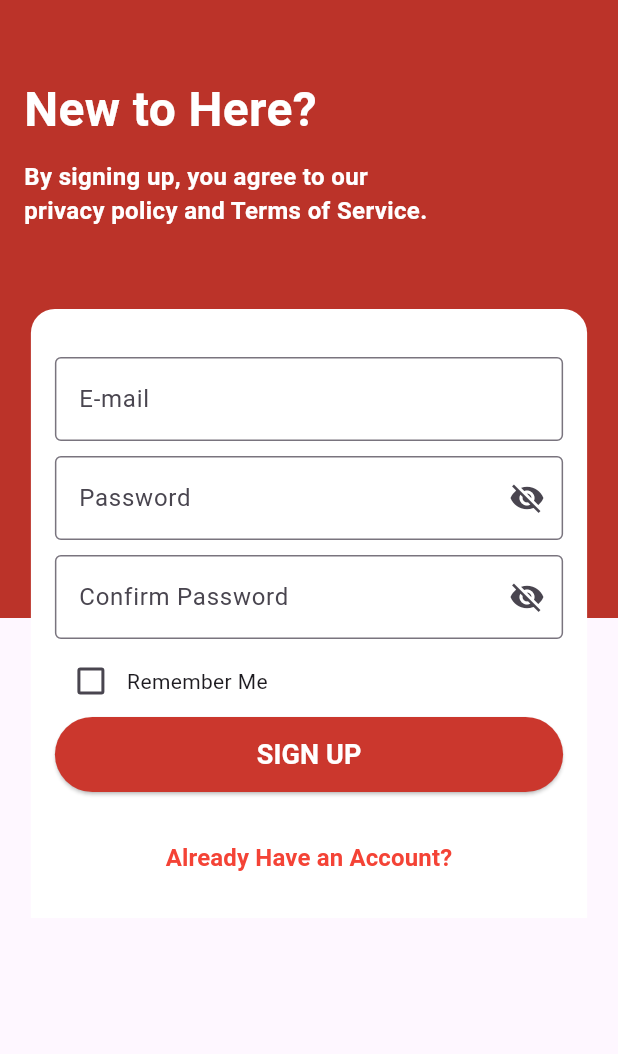
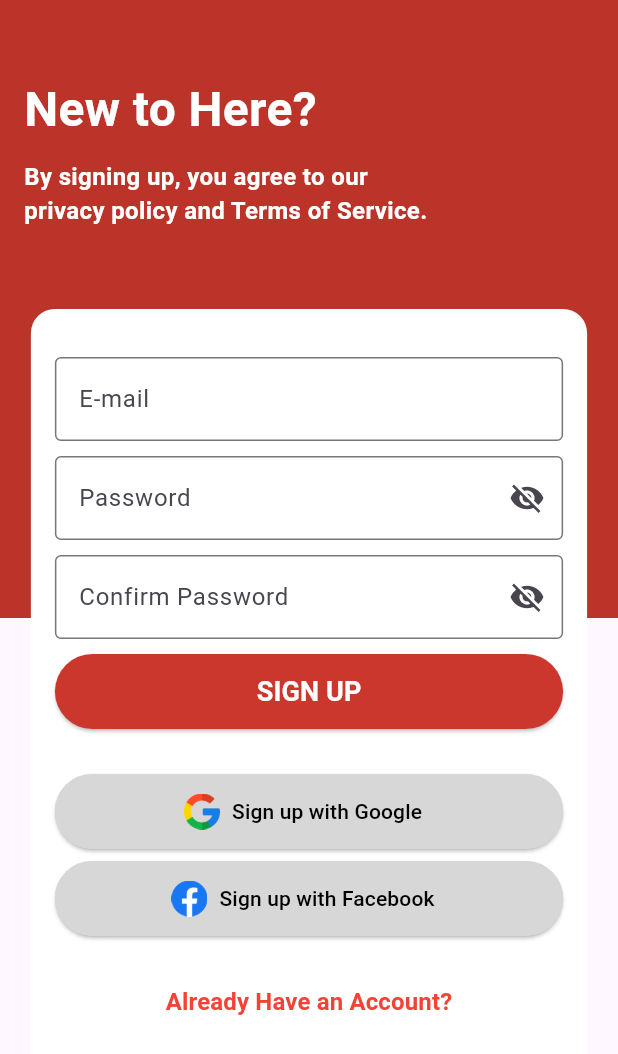
Before and after one commit to anukaishara/WWNapp, a Flutter app: the SignUpScreen screen opened directly, on a phone screen of 412 x 824 dp. Shown: the top 1054 px of the screen. Run offline on Flutter 3.47's test engine with Material 3 defaults, Android fonts, the phone set to English and light mode, and no system bars; our stand-ins replace firebase_auth, firebase_core, google_sign_in, shared_preferences; missing offline and left inert: flutter_facebook_auth, mailer; accounts and stored records are empty.

Commit message:
OTP Verification

```diff
--- a/lib/screens/sign_up_screen.dart
+++ b/lib/screens/sign_up_screen.dart
@@ -1,7 +1,9 @@
 import 'package:flutter/material.dart';
 import 'package:firebase_auth/firebase_auth.dart';
-import 'package:shared_preferences/shared_preferences.dart';
-import 'sign_in_screen.dart'; // Import Sign-In Screen
+import 'otp_verification_screen.dart'; // Import OTP Verification Screen
+import '../services/google_auth_service.dart'; // Import Google Auth Service
+import '../services/facebook_auth_service.dart'; // Import Facebook Auth Service
+import 'home_screen.dart'; // Import Home Screen
 
 class SignUpScreen extends StatefulWidget {
   const SignUpScreen({super.key});
@@ -13,28 +15,17 @@
 class _SignUpScreenState extends State<SignUpScreen> {
   final TextEditingController _emailController = TextEditingController();
   final TextEditingController _passwordController = TextEditingController();
-  final TextEditingController _confirmPasswordController = TextEditingController();
-  bool _rememberMe = false; // Tracks "Remember Me" checkbox
-  bool _isPasswordVisible = false; // Show/hide password toggle for password field
-  bool _isConfirmPasswordVisible = false; // Show/hide password toggle for confirm password field
-
-  // Save credentials to SharedPreferences for "Remember Me"
-  Future<void> _saveCredentials() async {
-    final prefs = await SharedPreferences.getInstance();
-    if (_rememberMe) {
-      await prefs.setString('email', _emailController.text.trim());
-      await prefs.setString('password', _passwordController.text.trim());
-      await prefs.setBool('rememberMe', true);
-    } else {
-      await prefs.remove('email');
-      await prefs.remove('password');
-      await prefs.remove('rememberMe');
-    }
-  }
+  final TextEditingController _confirmPasswordController =
+      TextEditingController();
+  bool _isPasswordVisible =
+      false; // Show/hide password toggle for password field
+  bool _isConfirmPasswordVisible =
+      false; // Show/hide password toggle for confirm password field
 
   Future<void> _signUp() async {
     // Check if passwords match
-    if (_passwordController.text.trim() != _confirmPasswordController.text.trim()) {
+    if (_passwordController.text.trim() !=
+        _confirmPasswordController.text.trim()) {
       ScaffoldMessenger.of(context).showSnackBar(
         const SnackBar(content: Text("Passwords do not match")),
       );
@@ -43,26 +34,69 @@
 
     try {
       // Create account using Firebase Authentication
-      await FirebaseAuth.instance.createUserWithEmailAndPassword(
+      UserCredential userCredential =
+          await FirebaseAuth.instance.createUserWithEmailAndPassword(
         email: _emailController.text.trim(),
         password: _passwordController.text.trim(),
       );
 
-      // Save credentials for "Remember Me"
-      await _saveCredentials();
+      ScaffoldMessenger.of(context).showSnackBar(const SnackBar(
+          content:
+              Text("Sign-Up Successful! Redirecting to OTP Verification...")));
 
-      ScaffoldMessenger.of(context).showSnackBar(
-        const SnackBar(content: Text("Sign Up Successful!")),
-      );
-
-      // Navigate to Sign-In Screen
+      // Navigate to OTP Verification Screen
       Navigator.pushReplacement(
         context,
-        MaterialPageRoute(builder: (context) => const SignInScreen()),
+        MaterialPageRoute(
+          builder: (context) =>
+              OtpVerificationScreen(email: _emailController.text.trim()),
+        ),
       );
     } catch (e) {
       ScaffoldMessenger.of(context).showSnackBar(
         SnackBar(content: Text("Sign Up Failed: $e")),
+      );
+    }
+  }
+
+  // Google Sign-In Logic
+  Future<void> _signInWithGoogle() async {
+    try {
+      final user = await GoogleAuthService().signInWithGoogle();
+      if (user != null) {
+        ScaffoldMessenger.of(context).showSnackBar(
+          SnackBar(content: Text("Signed in as ${user.displayName}")),
+        );
+        // Navigate to HomeScreen after successful sign-in
+        Navigator.pushReplacement(
+          context,
+          MaterialPageRoute(builder: (context) => const HomeScreen()),
+        );
+      }
+    } catch (e) {
+      ScaffoldMessenger.of(context).showSnackBar(
+        SnackBar(content: Text("Google Sign-In Failed: $e")),
+      );
+    }
+  }
+
+  // Facebook Sign-In Logic
+  Future<void> _signInWithFacebook() async {
+    try {
+      final user = await FacebookAuthService().signInWithFacebook();
+      if (user != null) {
+        ScaffoldMessenger.of(context).showSnackBar(
+          SnackBar(content: Text("Signed in as ${user.displayName}")),
+        );
+        // Navigate to HomeScreen after successful sign-in
+        Navigator.pushReplacement(
+          context,
+          MaterialPageRoute(builder: (context) => const HomeScreen()),
+        );
+      }
+    } catch (e) {
+      ScaffoldMessenger.of(context).showSnackBar(
+        SnackBar(content: Text("Facebook Sign-In Failed: $e")),
       );
     }
   }
@@ -72,18 +106,17 @@
     return Scaffold(
       body: Stack(
         children: [
-          // Red background header
           Positioned(
             top: 0,
             left: 0,
             right: 0,
             child: Container(
-              height: MediaQuery.of(context).size.height / 2, // 50% of screen height
-              color: const Color.fromARGB(255, 187, 51, 41), // Solid red color
+              height: MediaQuery.of(context).size.height / 2,
+              color: const Color.fromARGB(255, 187, 51, 41),
               child: const Column(
                 crossAxisAlignment: CrossAxisAlignment.start,
                 children: [
-                  SizedBox(height: 50), // Space from the top of the screen
+                  SizedBox(height: 50),
                   Padding(
                     padding: EdgeInsets.symmetric(horizontal: 16.0),
                     child: Text(
@@ -122,15 +155,15 @@
               ),
             ),
           ),
-          // Text container below the red header
           Positioned(
-            top: MediaQuery.of(context).size.height / 4, // Start from the middle of the background
+            top: MediaQuery.of(context).size.height / 4,
             left: MediaQuery.of(context).size.width * 0.05,
             right: MediaQuery.of(context).size.width * 0.05,
             bottom: 0,
             child: SingleChildScrollView(
               child: Container(
-                padding: const EdgeInsets.symmetric(horizontal: 16, vertical: 16),
+                padding:
+                    const EdgeInsets.symmetric(horizontal: 16, vertical: 16),
                 decoration: const BoxDecoration(
                   color: Colors.white,
                   borderRadius: BorderRadius.vertical(top: Radius.circular(16)),
@@ -149,13 +182,15 @@
                     const SizedBox(height: 10),
                     TextField(
                       controller: _passwordController,
-                      obscureText: !_isPasswordVisible, // Toggle password visibility
+                      obscureText: !_isPasswordVisible,
                       decoration: InputDecoration(
                         labelText: 'Password',
                         border: const OutlineInputBorder(),
                         suffixIcon: IconButton(
                           icon: Icon(
-                            _isPasswordVisible ? Icons.visibility : Icons.visibility_off,
+                            _isPasswordVisible
+                                ? Icons.visibility
+                                : Icons.visibility_off,
                           ),
                           onPressed: () {
                             setState(() {
@@ -168,36 +203,26 @@
                     const SizedBox(height: 10),
                     TextField(
                       controller: _confirmPasswordController,
-                      obscureText: !_isConfirmPasswordVisible, // Toggle confirm password visibility
+                      obscureText: !_isConfirmPasswordVisible,
                       decoration: InputDecoration(
                         labelText: 'Confirm Password',
                         border: const OutlineInputBorder(),
                         suffixIcon: IconButton(
                           icon: Icon(
-                            _isConfirmPasswordVisible ? Icons.visibility : Icons.visibility_off,
+                            _isConfirmPasswordVisible
+                                ? Icons.visibility
+                                : Icons.visibility_off,
                           ),
                           onPressed: () {
                             setState(() {
-                              _isConfirmPasswordVisible = !_isConfirmPasswordVisible;
+                              _isConfirmPasswordVisible =
+                                  !_isConfirmPasswordVisible;
                             });
                           },
                         ),
                       ),
                     ),
-                    const SizedBox(height: 4),
-                    Row(
-                      children: [
-                        Checkbox(
-                          value: _rememberMe,
-                          onChanged: (value) {
-                            setState(() {
-                              _rememberMe = value!;
-                            });
-                          },
-                        ),
-                        const Text('Remember Me'),
-                      ],
-                    ),
+                    const SizedBox(height: 10),
                     ElevatedButton(
                       style: ElevatedButton.styleFrom(
                         backgroundColor: const Color.fromARGB(255, 203, 55, 45),
@@ -213,14 +238,52 @@
                         ),
                       ),
                     ),
+                    const SizedBox(height: 30),
+                    Column(
+                      children: [
+                        ElevatedButton.icon(
+                          onPressed: _signInWithGoogle,
+                          icon:
+                              Image.asset('assets/google_icon.png', height: 24),
+                          label: const Text('Sign up with Google'),
+                          style: ElevatedButton.styleFrom(
+                            backgroundColor:
+                                const Color.fromARGB(255, 216, 215, 215),
+                            side: const BorderSide(
+                                color: Color.fromARGB(255, 216, 215, 215)),
+                            foregroundColor: const Color.fromARGB(255, 0, 0, 0),
+                            minimumSize: const Size(double.infinity, 50),
+                          ),
+                        ),
+                        const SizedBox(height: 8),
+                        ElevatedButton.icon(
+                          onPressed: _signInWithFacebook,
+                          icon: Image.asset('assets/facebook_icon.png',
+                              height: 24),
+                          label: const Text('Sign up with Facebook'),
+                          style: ElevatedButton.styleFrom(
+                            backgroundColor:
+                                const Color.fromARGB(255, 216, 215, 215),
+                            side: const BorderSide(
+                                color: Color.fromARGB(255, 216, 215, 215)),
+                            foregroundColor: const Color.fromARGB(255, 0, 0, 0),
+                            minimumSize: const Size(double.infinity, 50),
+                          ),
+                        ),
+                      ],
+                    ),
                     const SizedBox(height: 20),
                     TextButton(
                       onPressed: () {
-                        Navigator.pop(context); // Navigate back to Sign-In Screen
+                        Navigator.pop(
+                            context); // Navigate back to Sign-In Screen
                       },
                       child: const Text(
                         'Already Have an Account?',
-                        style: TextStyle(color: Colors.red, fontWeight: FontWeight.bold, fontSize: 16),
+                        style: TextStyle(
+                            color: Colors.red,
+                            fontWeight: FontWeight.bold,
+                            fontSize: 16),
                         textAlign: TextAlign.center,
                       ),
                     ),
--- a/pubspec.yaml
+++ b/pubspec.yaml
@@ -18,6 +18,7 @@
   google_sign_in: ^6.1.4
   flutter_facebook_auth: ^6.2.0
   shared_preferences: ^2.0.15
+  mailer: ^5.0.0
 
 dev_dependencies:
   flutter_test:
```
Also changed, not shown: lib/screens/otp_verification_screen.dart (added, +167 -0 lines), pubspec.lock.
